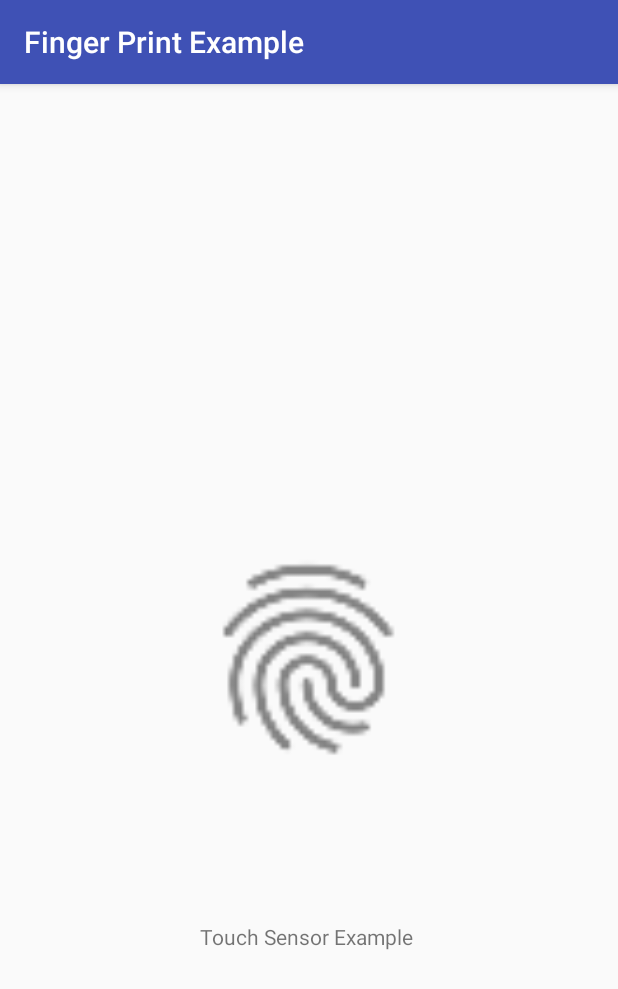
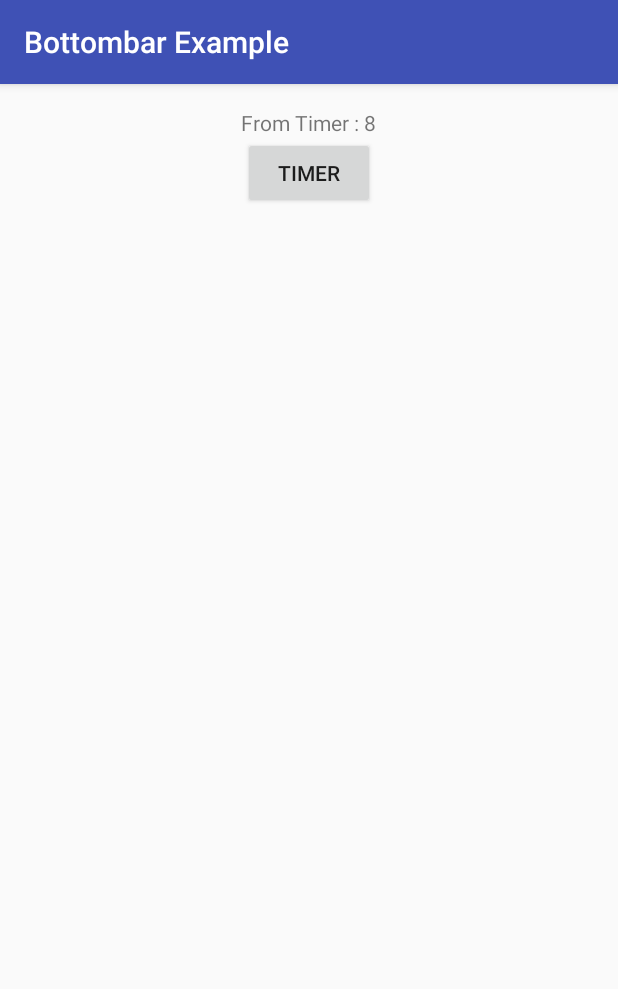
Before and after one commit to pritamworld/BottomBarExample, an Android app: the screen it shows after launch (FingerprintDemoActivity before the commit, TimerTestActivity after it), on a phone screen of 412 x 824 dp. Shown: the top 989 px of the screen. Run offline under Robolectric (Android 15) with nearby library versions, the phone set to English and light mode, and no system bars.

Commit message:
Timer added

```diff
--- /dev/null
+++ b/app/src/main/java/com/moxdroid/bottombarexample/bluetooth/TimerTestActivity.java
@@ -0,0 +1,62 @@
+package com.moxdroid.bottombarexample.bluetooth;
+
+import android.os.Bundle;
+import android.os.Handler;
+import android.support.v7.app.AppCompatActivity;
+import android.util.Log;
+import android.widget.Button;
+import android.widget.TextView;
+
+import com.moxdroid.bottombarexample.R;
+
+
+public class TimerTestActivity extends AppCompatActivity
+{
+    private static String TAG = TimerTestActivity.class.getSimpleName();
+    TextView txtTimer;
+    Button btnTimer;
+
+    Handler bluetoothHandler;
+    static int i;
+    @Override
+    protected void onCreate(Bundle savedInstanceState)
+    {
+        super.onCreate(savedInstanceState);
+        setContentView(R.layout.activity_timer_test);
+
+        txtTimer = (TextView)findViewById(R.id.txtTimer);
+        btnTimer = (Button)findViewById(R.id.btnTimer);
+
+        bluetoothHandler = new Handler();
+
+        ///Set time interval here
+        bluetoothHandler.postDelayed(runnable, 1000);
+
+    }
+
+    //Runnable class
+    Runnable runnable = new Runnable() {
+
+        @Override
+        public void run() {
+            try{
+                //do your code here
+                setData();
+            }
+            catch (Exception e) {
+                // TODO: handle exception
+                Log.d(TAG, "run: ");
+            }
+            finally{
+                //also call the same runnable to call it at regular interval
+                bluetoothHandler.postDelayed(this, 1000);
+            }
+        }
+    };
+
+    //Write Data Updation code here
+    void setData(){
+        i++;
+        txtTimer.setText("From Timer : " + i);
+    }
+}
--- /dev/null
+++ b/app/src/main/res/layout/activity_timer_test.xml
@@ -0,0 +1,29 @@
+<?xml version="1.0" encoding="utf-8"?>
+<RelativeLayout
+    xmlns:android="http://schemas.android.com/apk/res/android"
+    xmlns:tools="http://schemas.android.com/tools"
+    android:id="@+id/activity_timer_test"
+    android:layout_width="match_parent"
+    android:layout_height="match_parent"
+    android:paddingBottom="@dimen/activity_vertical_margin"
+    android:paddingLeft="@dimen/activity_horizontal_margin"
+    android:paddingRight="@dimen/activity_horizontal_margin"
+    android:paddingTop="@dimen/activity_vertical_margin"
+    tools:context="com.moxdroid.bottombarexample.bluetooth.TimerTestActivity">
+
+    <TextView
+        android:text="TextView"
+        android:layout_width="wrap_content"
+        android:layout_height="wrap_content"
+        android:layout_alignParentTop="true"
+        android:layout_centerHorizontal="true"
+        android:id="@+id/txtTimer"/>
+
+    <Button
+        android:text="Timer"
+        android:layout_width="wrap_content"
+        android:layout_height="wrap_content"
+        android:layout_below="@+id/txtTimer"
+        android:layout_centerHorizontal="true"
+        android:id="@+id/btnTimer"/>
+</RelativeLayout>
```
Also changed, not shown: app/src/main/AndroidManifest.xml (+8 -2 lines), app/src/main/java/com/moxdroid/bottombarexample/bluetooth/DeviceList.java (added, +96 -0 lines), app/src/main/java/com/moxdroid/bottombarexample/bluetooth/ledControl.java (added, +231 -0 lines), app/src/main/res/layout/activity_device_list.xml (added, +35 -0 lines), app/src/main/res/layout/activity_led_control.xml (added, +49 -0 lines), app/src/main/java/com/moxdroid/bottombarexample/fragments/RecentsFragment.java (line endings or trailing spaces).
